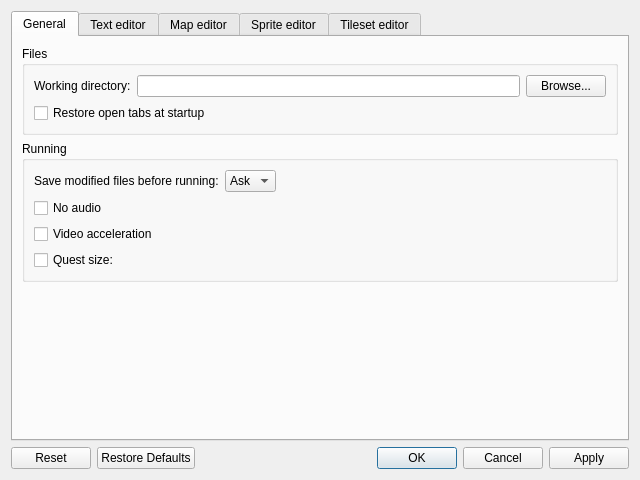
Above: src/widgets/settings_dialog.ui from solarus-games/solarus-quest-editor before the change. Below: the same form after it.
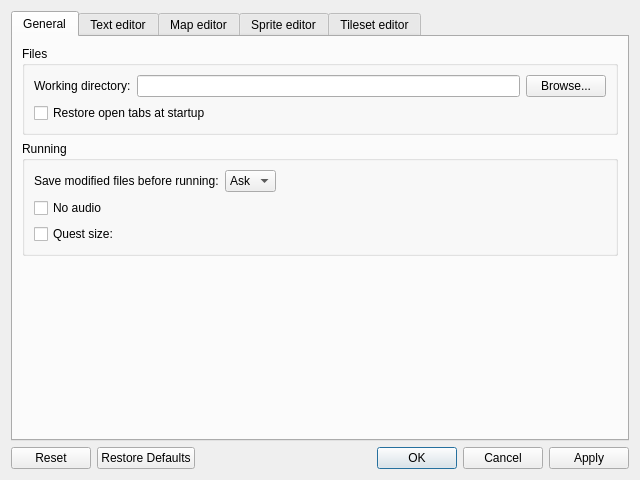
That is the form after the change. Custom widgets are drawn as their Qt base class.

Commit message: Remove 2D acceleration setting

Patch:
```diff
--- a/src/widgets/settings_dialog.ui
+++ b/src/widgets/settings_dialog.ui
@@ -117,13 +117,6 @@
             </property>
            </widget>
           </item>
-          <item>
-           <widget class="QCheckBox" name="video_acceleration_field">
-            <property name="text">
-             <string>Video acceleration</string>
-            </property>
-           </widget>
-          </item>
           <item>
            <layout class="QHBoxLayout" name="quest_size_layout">
             <item>
```
The commit also changes 4 other files.
